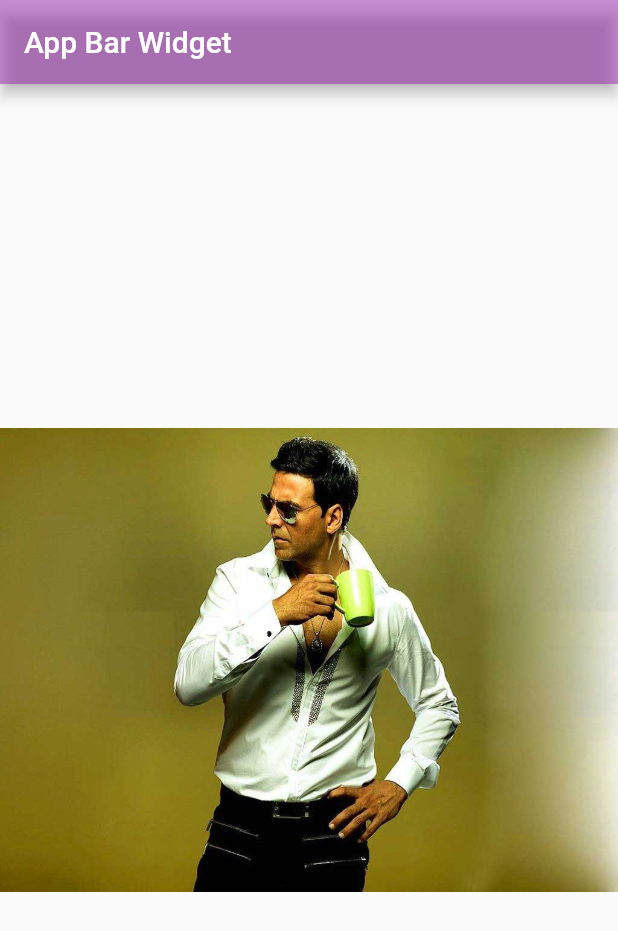
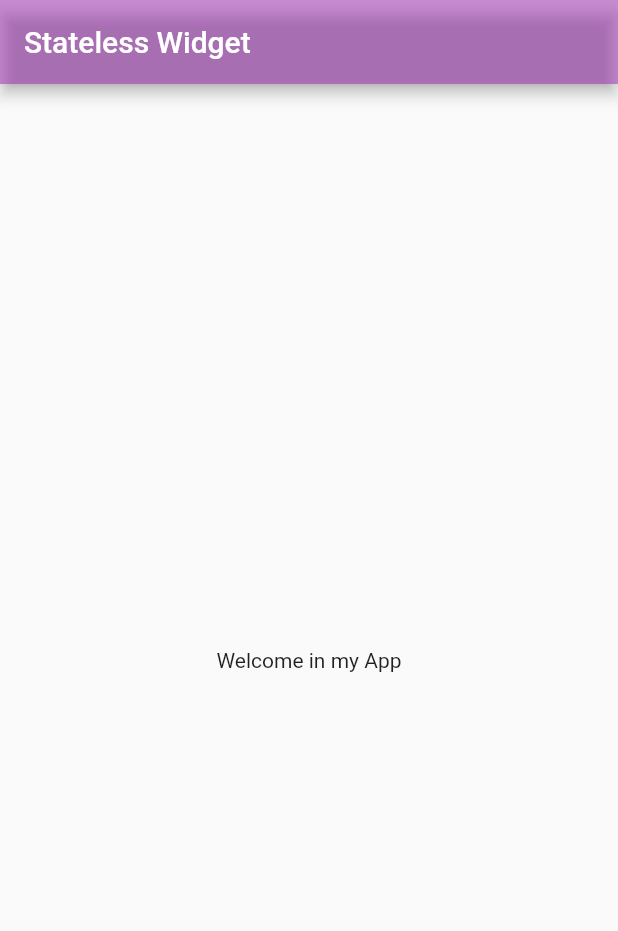
Before and after one commit to Avinashvns/learntill, a Flutter app: the screen it shows after launch, on a phone screen of 412 x 824 dp. Shown: the top 931 px of the screen. Run offline on Flutter 3.47's test engine with Material 2 defaults, Android fonts, the phone set to English and light mode, and no system bars.

Commit message:
Stateless widget

```diff
--- a/lib/main.dart
+++ b/lib/main.dart
@@ -2,20 +2,23 @@
 import 'package:flutter/material.dart';
 
 void main(){
-  runApp(MaterialApp(
+  runApp(MyApp());
+}
+
+class MyApp extends StatelessWidget{
+  @override
+  Widget build(BuildContext context) {
+   return MaterialApp(
      home: Scaffold(
        appBar: AppBar(
-        title: Text("App Bar Widget"),
+         title: Text("Stateless Widget"),
          backgroundColor: Colors.purple.withOpacity(.50),
        ),
        body: Center(
-        child: Image(
-          image: AssetImage(
-              "asset/akshay.jpg"
-          ),
-        ),
-      ),
+         child: Text("Welcome in my App"),
        ),
      ),
    );
   }
+
+}
```
Lines whose indentation alone changed are shown as unchanged.
